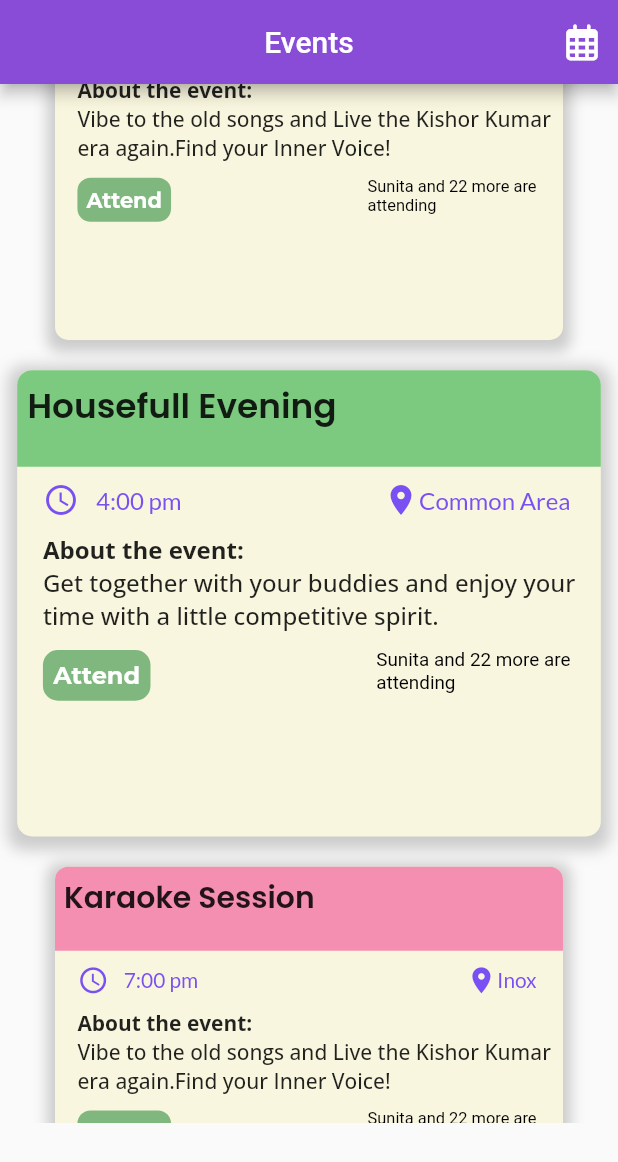
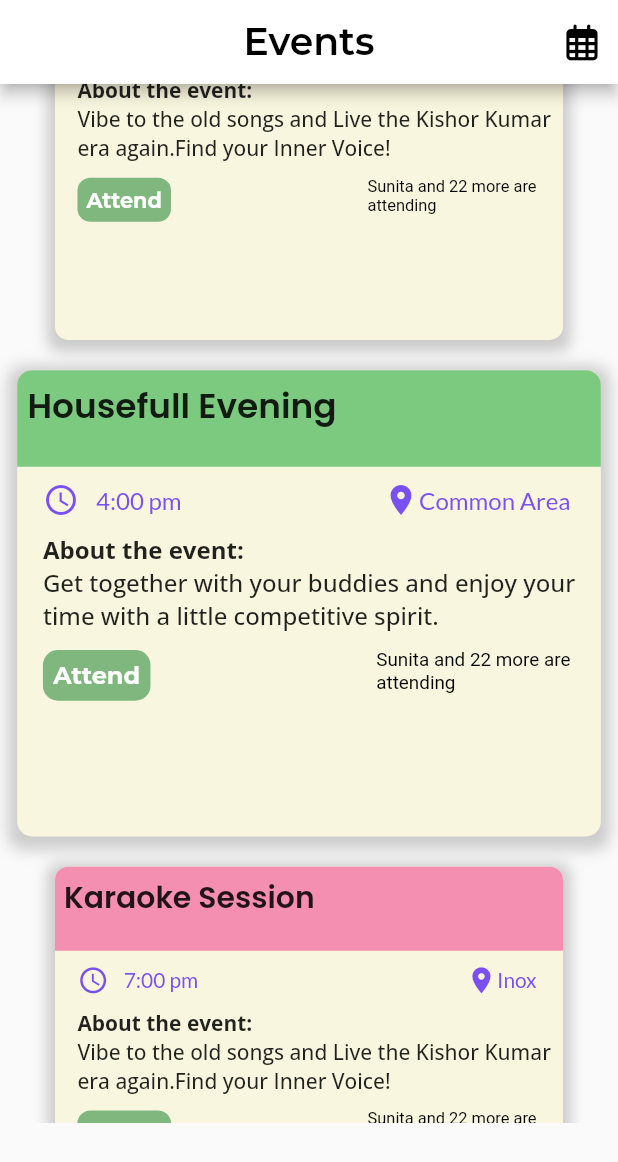
Before and after one commit to IEEE-SB-VIT-Pune/Sahayog, a Flutter app: the VerticalSlider screen opened directly, on a phone screen of 412 x 824 dp. Shown: the top 1162 px of the screen. Run offline on Flutter 3.47's test engine with Material 2 defaults, Android fonts, the phone set to English and light mode, and no system bars; drawn by our look-alikes of carousel_slider; our stand-ins replace cloud_firestore, firebase_auth, firebase_core, flutter_svg, fluttertoast, font_awesome_flutter and 2 more; accounts and stored records are empty; network calls fail; Roboto replaces fonts that are missing (Monda); project files that could hold a hidden picture were left out.

Commit message:
minor changes done

```diff
--- a/lib/screens/Events/event_page.dart
+++ b/lib/screens/Events/event_page.dart
@@ -1,6 +1,7 @@
 import 'package:carousel_slider/carousel_slider.dart';
 import 'package:flutter/material.dart';
 import 'package:font_awesome_flutter/font_awesome_flutter.dart';
+import 'package:google_fonts/google_fonts.dart';
 import 'package:ieee_app_project/screens/Events/listEvent.dart';
 
 class VerticalSlider extends StatelessWidget {
@@ -16,8 +17,8 @@ class VerticalSlider extends StatelessWidget {
             return Theme(
               data: Theme.of(context).copyWith(
                   colorScheme: ColorScheme.light(
-                primary: Color.fromARGB(255, 136, 76, 214),
-                onPrimary: Colors.white,
+                primary: Color(0xFF0C5DAD),
+                onPrimary: Colors.black,
                 onSurface: Color.fromARGB(255, 0, 0, 0),
               )),
               child: child!,
@@ -26,28 +27,31 @@ class VerticalSlider extends StatelessWidget {
     }
 
     var h = MediaQuery.of(context).size.height;
+    var w = MediaQuery.of(context).size.width;
 
     return Scaffold(
       appBar: AppBar(
         centerTitle: true,
         title: Text(
           'Events',
-          style: TextStyle(color: Color.fromARGB(255, 255, 255, 255)),
+          style: GoogleFonts.montserrat(
+              fontSize: 22 * w / 360,
+              color: Colors.black,
+              fontWeight: FontWeight.w600),
         ),
-        backgroundColor: Color.fromARGB(255, 136, 76, 214),
+        backgroundColor: Colors.white,
         actions: <Widget>[
           Container(
             child: IconButton(
               onPressed: () {
                 DatePick();
               },
-              icon: FaIcon(FontAwesomeIcons.calendarDays),
+              icon: FaIcon(FontAwesomeIcons.calendarDays, color: Colors.black),
             ),
           ),
         ],
       ),
-      body: Column(
-        children: [
+      body: ListView(children: [
         CarouselSlider(
           options: CarouselOptions(
             height: h / 1.19,
@@ -58,8 +62,7 @@ class VerticalSlider extends StatelessWidget {
           ),
           items: EventCardList,
         ),
-        ],
-      ),
+      ]),
     );
   }
 }
--- a/lib/widgets/bottom_nav_bar.dart
+++ b/lib/widgets/bottom_nav_bar.dart
@@ -3,10 +3,10 @@ import 'package:firebase_auth/firebase_auth.dart';
 import 'package:flutter/material.dart';
 import 'package:ieee_app_project/models/user_model.dart';
 import 'package:ieee_app_project/screens/Events/event_page.dart';
+import 'package:ieee_app_project/screens/Health/health_page.dart';
 import 'package:ieee_app_project/screens/Home/home_page.dart';
 import 'package:font_awesome_flutter/font_awesome_flutter.dart';
 import 'package:ieee_app_project/screens/Settings/settings.dart';
-
 import '../screens/Settings/profile.dart';
 
 class BottomNavBar extends StatefulWidget {
@@ -18,7 +18,7 @@ class BottomNavBar extends StatefulWidget {
 
 class _BottomNavBarState extends State<BottomNavBar> {
   int currentIndex = 0;
-  final screens = [VerticalSlider(), HomePage(), ProfilePage()];
+  final screens = [SettingsPage(), HomePage(), VerticalSlider()];
   var h, w;
   User? user = FirebaseAuth.instance.currentUser;
 
@@ -53,7 +53,7 @@ class _BottomNavBarState extends State<BottomNavBar> {
       initialIndex: 1,
       child: Scaffold(
         body: TabBarView(
-          children: <Widget>[VerticalSlider(), HomePage(), ProfilePage()],
+          children: <Widget>[SettingsPage(), HomePage(), VerticalSlider()],
         ),
         bottomNavigationBar: Container(
           height: h / 12,
```
Also changed, not shown: lib/screens/Home/home_page.dart (+4 -34 lines), lib/screens/Settings/profile.dart (+16 -4 lines), lib/screens/Settings/settings.dart (+10 -5 lines). Lines whose indentation alone changed are shown as unchanged.
